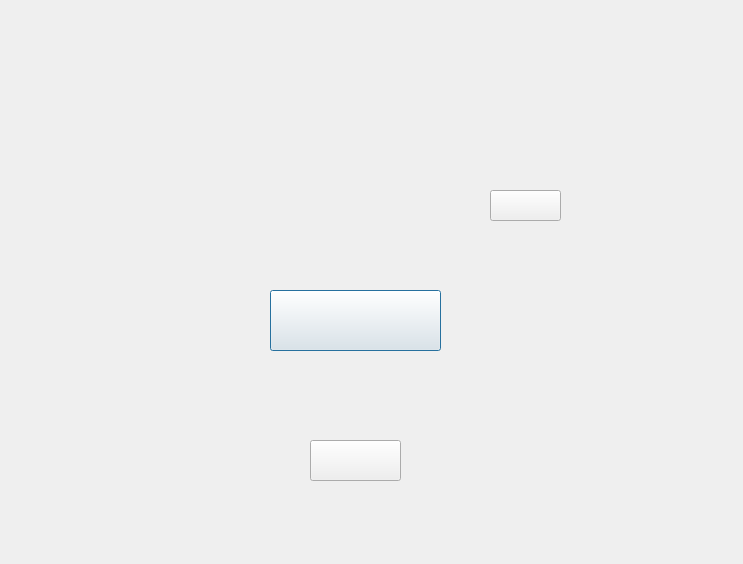
Qt form dialog_start.ui (WCIofQMandRA/Protect-the-Planet) before a commit.
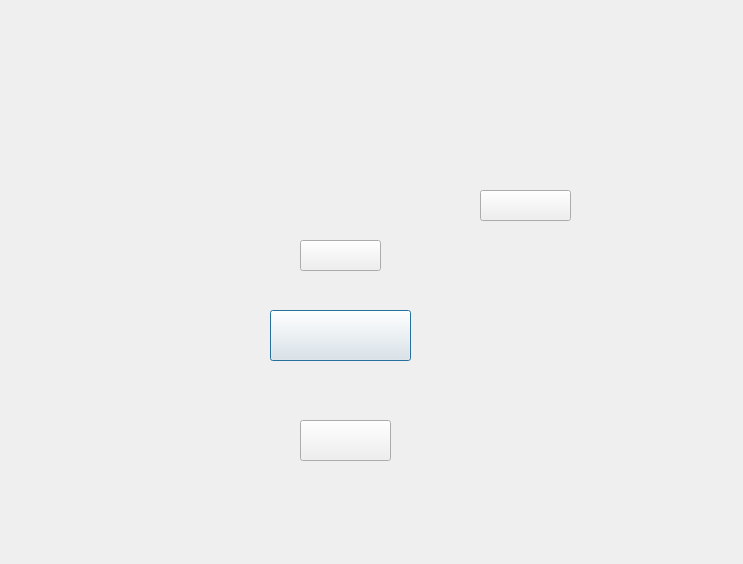
The same form after that commit. Icons and pictures are not drawn.

Commit message: Create dialog_ranklist

The edit to the form file:
```diff
--- a/dialog_start.ui
+++ b/dialog_start.ui
@@ -26,9 +26,9 @@
    <property name="geometry">
     <rect>
      <x>270</x>
-     <y>290</y>
-     <width>171</width>
-     <height>61</height>
+     <y>310</y>
+     <width>141</width>
+     <height>51</height>
     </rect>
    </property>
    <property name="font">
@@ -48,8 +48,8 @@
   <widget class="QPushButton" name="button_exit">
    <property name="geometry">
     <rect>
-     <x>310</x>
-     <y>440</y>
+     <x>300</x>
+     <y>420</y>
      <width>91</width>
      <height>41</height>
     </rect>
@@ -64,10 +64,10 @@
   <widget class="QLabel" name="label1">
    <property name="geometry">
     <rect>
-     <x>150</x>
+     <x>100</x>
      <y>30</y>
-     <width>431</width>
-     <height>101</height>
+     <width>551</width>
+     <height>131</height>
     </rect>
    </property>
    <property name="styleSheet">
@@ -82,7 +82,7 @@
     <rect>
      <x>110</x>
      <y>190</y>
-     <width>371</width>
+     <width>361</width>
      <height>31</height>
     </rect>
    </property>
@@ -93,9 +93,9 @@
   <widget class="QPushButton" name="but_changeuser">
    <property name="geometry">
     <rect>
-     <x>490</x>
+     <x>480</x>
      <y>190</y>
-     <width>71</width>
+     <width>91</width>
      <height>31</height>
     </rect>
    </property>
@@ -106,6 +106,22 @@
     <string/>
    </property>
   </widget>
+  <widget class="QPushButton" name="but_ranklist">
+   <property name="geometry">
+    <rect>
+     <x>300</x>
+     <y>240</y>
+     <width>81</width>
+     <height>31</height>
+    </rect>
+   </property>
+   <property name="styleSheet">
+    <string notr="true">border-image: url(:/pictures/resources/ranklist.png);</string>
+   </property>
+   <property name="text">
+    <string/>
+   </property>
+  </widget>
   <zorder>label1</zorder>
   <zorder>label_lastname</zorder>
   <zorder>button_exit</zorder>
```
Left out of the diff: 1 changed line with no effect on the pictures. The commit also changes 6 other files.
